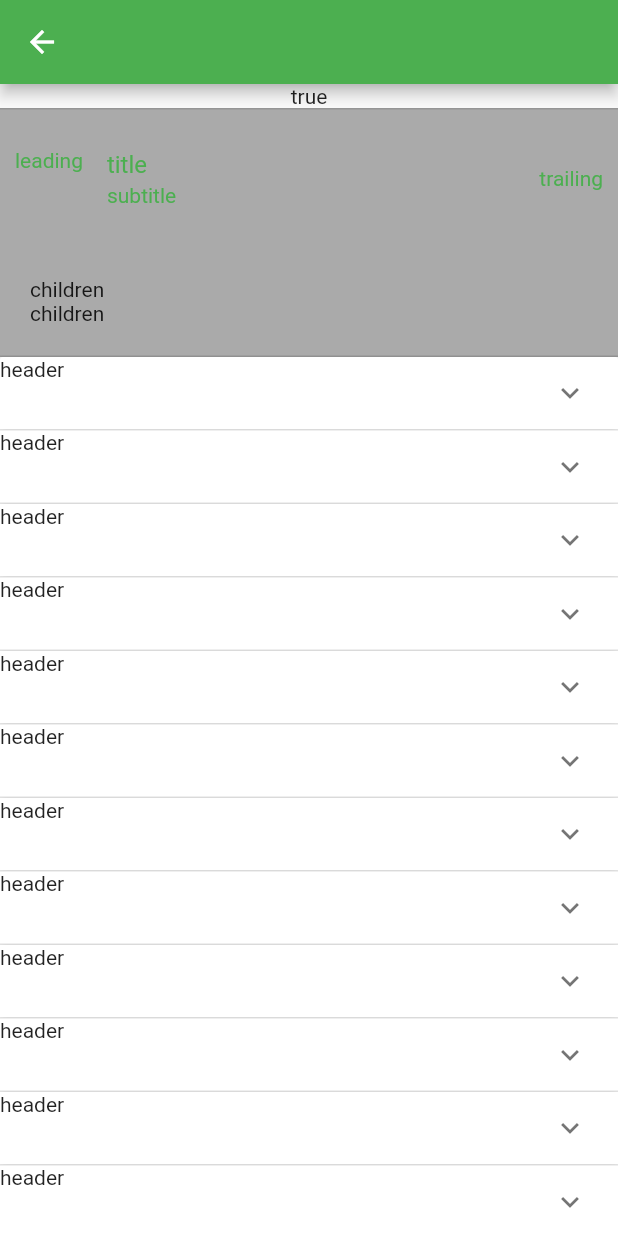
After one commit to a479304861/flutter_domo1, a Flutter app: the ExpansionTileDemo screen opened by its route, after a tap on "leading", on a phone screen of 412 x 824 dp. The commit adds this screen. Run offline on Flutter 3.47's test engine with Material 2 defaults, Android fonts, the phone set to English and light mode, and no system bars; our stand-ins replace cookie_jar, dio, dio_cookie_manager, rxdart.

Commit message:
ExpansionTileDemo

```diff
--- a/lib/main.dart
+++ b/lib/main.dart
@@ -2,6 +2,7 @@ import 'package:flutter/material.dart';
 import 'package:flutter_domo1/smallDemo/BlocDemo.dart';
 import 'package:flutter_domo1/smallDemo/ButtonDemo.dart';
 import 'package:flutter_domo1/smallDemo/DateTimeDemo.dart';
+import 'package:flutter_domo1/smallDemo/ExpansionTileDemo.dart';
 import 'package:flutter_domo1/smallDemo/HeroDemo.dart';
 import 'package:flutter_domo1/smallDemo/ImageDemo.dart';
 import 'package:flutter_domo1/smallDemo/ListViewDemo.dart';
@@ -69,4 +70,5 @@ Map<String, WidgetBuilder> routers = {
   "MainScreen": (BuildContext content) => MainScreen(),
   "SearchDemo": (BuildContext content) => SearchDemo(),
   "WarpDemo": (BuildContext content) => WrapDemo(),
+  "ExpansionTileDemo": (BuildContext content) => ExpansionTileDemo(),
 };
--- /dev/null
+++ b/lib/smallDemo/ExpansionTileDemo.dart
@@ -0,0 +1,85 @@
+import 'package:flutter/material.dart';
+
+class ExpansionTileDemo extends StatefulWidget {
+  @override
+  _ExpansionTileDemoState createState() => _ExpansionTileDemoState();
+}
+
+class _ExpansionTileDemoState extends State<ExpansionTileDemo> {
+  bool _data = false;
+
+  List<bool> isExpandedList;
+
+  @override
+  void initState() {
+    isExpandedList = List.generate(20, (index) => false);
+    super.initState();
+  }
+
+  @override
+  Widget build(BuildContext context) {
+    return Scaffold(
+      body: SingleChildScrollView(
+          child: Column(
+        children: [
+          Text("$_data"),
+          buildExpansion(),
+          ExpansionPanelList(
+            children: getList(),
+            expansionCallback: (int panelIndex, bool isExpanded) {
+              isExpandedList[panelIndex] = !isExpanded;
+              setState(() {});
+            },
+          ),
+        ],
+      )),
+      appBar: AppBar(),
+    );
+  }
+
+  List<ExpansionPanel> getList() {
+    List<ExpansionPanel> result = List<ExpansionPanel>();
+    isExpandedList.forEach((element) {
+      result.add(buildExpansionPanel(isExpandedList.indexOf(element)));
+    });
+    return result;
+  }
+
+  buildExpansion() {
+    return ExpansionTile(
+      title: Text("title"),
+      leading: Text("leading"),
+      subtitle: Text("subtitle"),
+      children: [
+        //子item
+        Text("children"),
+        Text("children"),
+      ],
+      backgroundColor: Color(0xffaaaaaa),
+      //打开后颜色
+      childrenPadding: EdgeInsets.all(20),
+      //孩子与选框的padding
+      onExpansionChanged: (value) {
+        //打开状态发生改变
+        _data = value;
+        setState(() {});
+      },
+      trailing: Text("trailing"),
+      //右边栏
+      //初始化打开
+      maintainState: true,
+      tilePadding: EdgeInsets.all(10),
+      expandedAlignment: Alignment.bottomLeft,
+      expandedCrossAxisAlignment: CrossAxisAlignment.end,
+    );
+  }
+
+  ExpansionPanel buildExpansionPanel(int index) {
+    return ExpansionPanel(
+        headerBuilder: (BuildContext context, bool isExpanded) {
+          return Text("header");
+        },
+        body: Text("body"),
+        isExpanded: isExpandedList[index]);
+  }
+}
```
